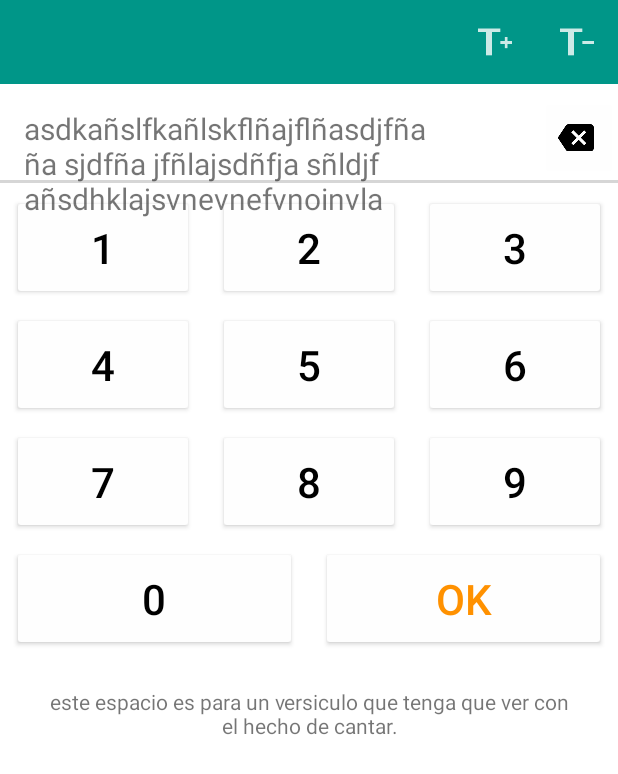
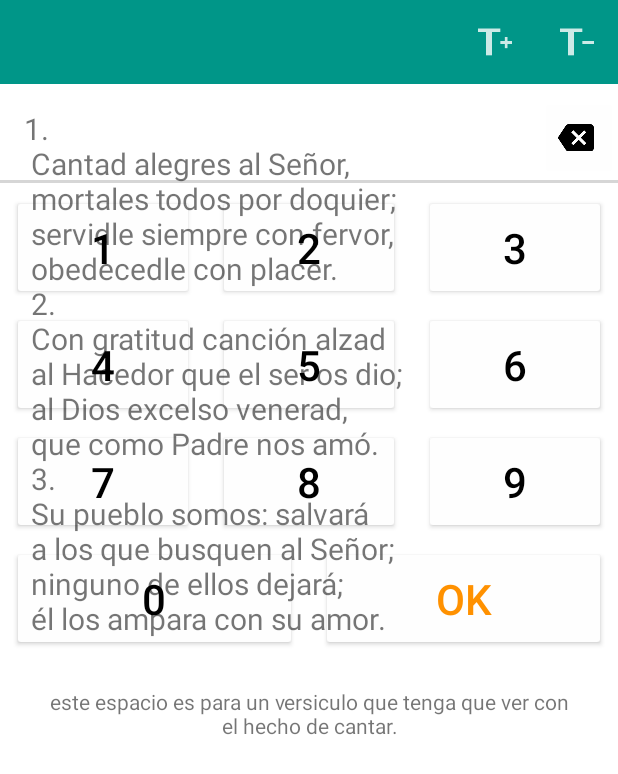
Before and after one commit to IronDroid/HIAD, an Android app: the screen it shows after launch (MainActivity), on a phone screen of 412 x 824 dp. Shown: the top 774 px of the screen. Run offline under Robolectric (Android 15) with nearby library versions, the light colour scheme and no system bars; libraries missing offline, so code that uses them is left out: com.sothree.slidinguppanel; plain views replace SlidingUpPanelLayout; 2 statements that could not run were skipped.

Commit message:
icons and string solves

```diff
--- a/app/src/main/java/org/ajcm/hiad/MainActivity.java
+++ b/app/src/main/java/org/ajcm/hiad/MainActivity.java
@@ -148,7 +148,7 @@ public class MainActivity extends AppCompatActivity {
     }
 
     public void number1(View view) {
-        numberHimno.setText(numberHimno.getText() + "1");
+        numberHimno.setText(numberHimno.getText().toString() + "1");
     }
 
     @Override
--- a/app/src/main/res/layout/activity_main.xml
+++ b/app/src/main/res/layout/activity_main.xml
@@ -85,7 +85,23 @@
             android:layout_width="match_parent"
             android:layout_height="match_parent"
             android:padding="@dimen/activity_vertical_margin"
-            android:text="asdkañslfkañlskflñajflñasdjfña ña sjdfña jfñlajsdñfja sñldjf añsdhklajsvnevnefvnoinvla" />
+            android:text="1.\n
+Cantad alegres al Señor,\n
+mortales todos por doquier;\n
+servidle siempre con fervor,\n
+obedecedle con placer.\n
+2.\n
+Con gratitud canción alzad\n
+al Hacedor que el ser os dio;\n
+al Dios excelso venerad,\n
+que como Padre nos amó.\n
+3.\n
+Su pueblo somos: salvará\n
+a los que busquen al Señor;\n
+ninguno de ellos dejará;\n
+él los ampara con su amor.\n
+
+" />
 
     </LinearLayout>
 </com.sothree.slidinguppanel.SlidingUpPanelLayout>
--- a/app/src/main/res/menu/menu_himno.xml
+++ b/app/src/main/res/menu/menu_himno.xml
@@ -3,12 +3,12 @@
     <item
         android:id="@+id/action_plus"
         android:icon="@drawable/ic_action_plus"
-        android:title="aumentar tamaño"
+        android:title="@string/plus_size_string"
         app:showAsAction="ifRoom" />
 
     <item
         android:id="@+id/action_minus"
         android:icon="@drawable/ic_action_minus"
-        android:title="reducir tamaño"
+        android:title="@string/minus_size_string"
         app:showAsAction="ifRoom" />
 </menu>
--- a/app/src/main/res/menu/menu_main.xml
+++ b/app/src/main/res/menu/menu_main.xml
@@ -4,12 +4,12 @@
     tools:context=".MainActivity">
     <item
         android:id="@+id/action_search"
-        android:icon="@android:drawable/ic_menu_search"
-        android:title="search"
+        android:icon="@drawable/ic_search_white_24dp"
+        android:title="@string/himnos_list"
         app:showAsAction="ifRoom" />
 
     <item
         android:id="@+id/action_about"
-        android:title="about"
+        android:title="@string/about_string"
         app:showAsAction="never" />
 </menu>
--- a/app/src/main/res/values/strings.xml
+++ b/app/src/main/res/values/strings.xml
@@ -1,3 +1,7 @@
 <resources>
     <string name="app_name">Tu Himnario Adventista</string>
+    <string name="himnos_list">Lista de himnos</string>
+    <string name="about_string">Acerca de...</string>
+    <string name="minus_size_string">Reducir tamaño</string>
+    <string name="plus_size_string">Aumentar tamaño</string>
 </resources>
```
Also changed, not shown: app/src/main/res/drawable-hdpi/ic_search_white_24dp.png (added), app/src/main/res/drawable-mdpi/ic_search_white_24dp.png (added), app/src/main/res/drawable-xhdpi/ic_search_white_24dp.png (added), app/src/main/res/drawable-xxhdpi/ic_search_white_24dp.png (added), app/src/main/res/drawable-xxxhdpi/ic_search_white_24dp.png (added).
